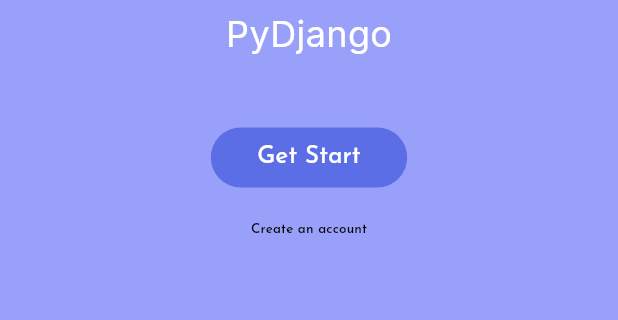
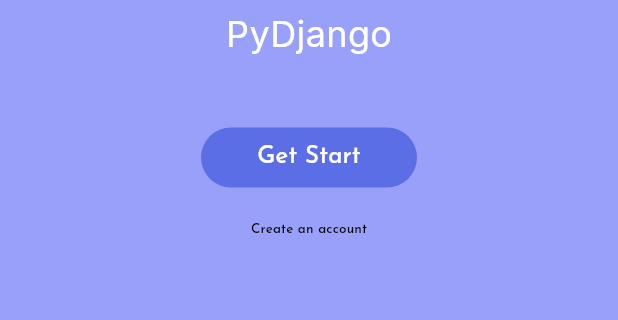
Before and after one commit to Marwannnnnntarek/weather_figma, a Flutter app: the screen it shows after launch, scrolled down 59 dp, on a phone screen of 412 x 824 dp, the part 588-908 px from its top. Run offline on Flutter 3.47's test engine with Material 3 defaults, Android fonts, the phone set to English and light mode, and no system bars; our stand-ins replace firebase_auth, go_router, google_fonts; accounts and stored records are empty; Roboto replaces fonts that are missing (Kavoon).

Commit message:
start view last update

```diff
--- a/lib/features/start/presentation/views/widgets/GetStartButton.dart
+++ b/lib/features/start/presentation/views/widgets/GetStartButton.dart
@@ -9,11 +9,13 @@ class GetStartButton extends StatelessWidget {
     return TextButton(
       onPressed: () {},
       style: TextButton.styleFrom(
+        padding: EdgeInsets.zero,
+        fixedSize: Size(144, 33),
         foregroundColor: Colors.white, // Text color
         backgroundColor: Color(0xFF5c6ee5), // Button background color
-        padding: EdgeInsets.symmetric(horizontal: 31, vertical: 8), // Padding
+        // padding: EdgeInsets.symmetric(horizontal: 31, vertical: 5), // Padding
         shape: RoundedRectangleBorder(
-          borderRadius: BorderRadius.circular(100),
+          borderRadius: BorderRadius.circular(50),
         ), // Rounded corners
       ),
       child: Text('Get Start', style: GoogleFonts.josefinSans(fontSize: 16)),
```
Also changed, not shown: lib/main.dart (+3 -7 lines), lib/features/cover/presentation/views/CoverView.dart (added), lib/features/cover/presentation/views/widgets/CoverViewBody.dart (added), lib/features/home/presentation/views/HomeView.dart (added), lib/features/home/presentation/views/widgets/HomeViewBody.dart (added), lib/firebase_options.dart (deleted), 4 other files.
